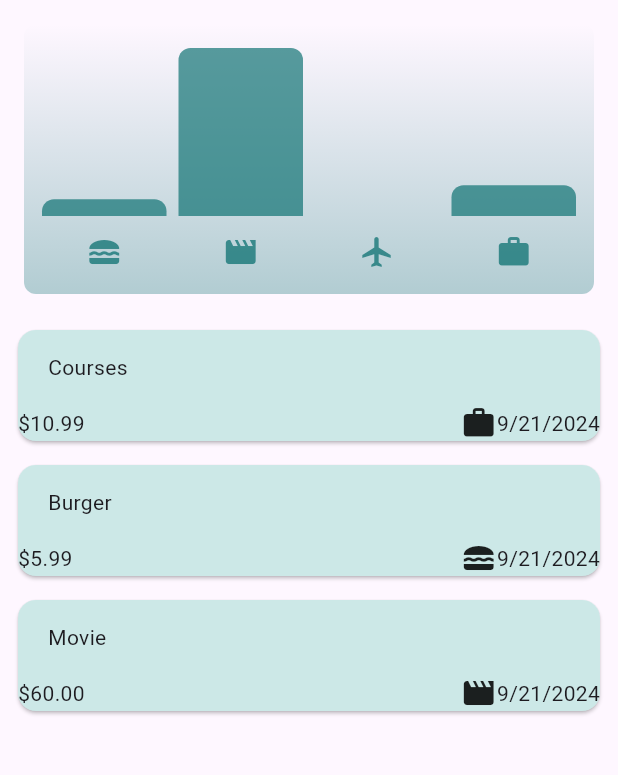
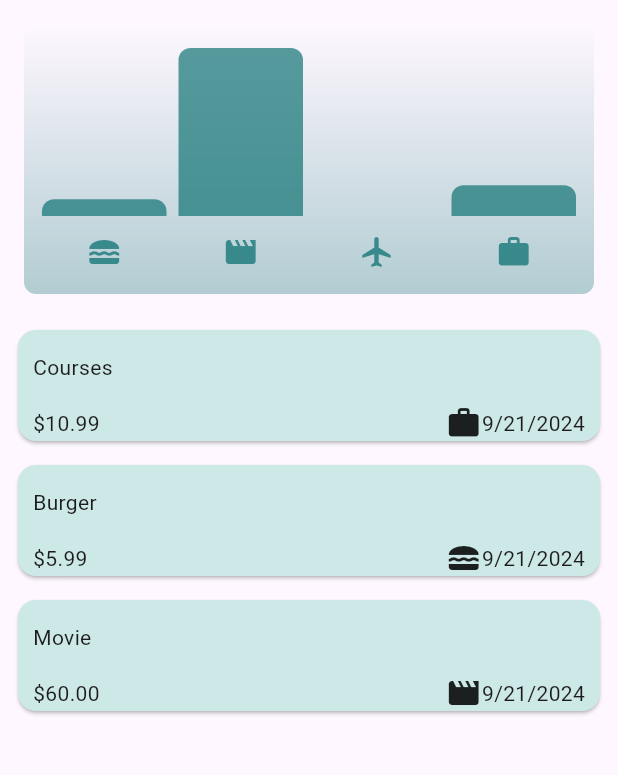
Before and after one commit to FaribMojahirJonak/Expense-Tracker, a Flutter app: the screen it shows after launch, on a phone screen of 412 x 824 dp, the part 84-859 px from its top. Run offline on Flutter 3.47's test engine with Material 3 defaults, Android fonts, the phone set to English and light mode, and no system bars; our stand-ins replace google_fonts.

Commit message:
Dark mode added & portrait view changed.

```diff
--- a/lib/widgets/expense_list/expense_item.dart
+++ b/lib/widgets/expense_list/expense_item.dart
@@ -13,15 +13,21 @@ class ExpenseItem extends StatelessWidget {
         crossAxisAlignment: CrossAxisAlignment.start,
         children: [
           Padding(
-            padding: const EdgeInsets.symmetric(horizontal: 20, vertical: 15),
+            padding: const EdgeInsets.symmetric(horizontal: 10, vertical: 15),
             child: Text(expenses.title),
           ),
           Row(
             children: [
-              Text('\$${expenses.amount.toStringAsFixed(2)}'),
+              Padding(
+                padding: const EdgeInsets.symmetric(horizontal: 10),
+                child: Text('\$${expenses.amount.toStringAsFixed(2)}'),
+              ),
               const Spacer(),
               Icon(categoryIcons[expenses.category]),
-              Text(expenses.formattedDate),
+              Padding(
+                padding: const EdgeInsets.only(right: 10),
+                child: Text(expenses.formattedDate),
+              ),
 
             ],
           ),
--- a/lib/widgets/expenses.dart
+++ b/lib/widgets/expenses.dart
@@ -68,6 +68,7 @@ class _ExpensesState extends State<Expenses> {
   ];
   @override
   Widget build(BuildContext context) {
+    final width = MediaQuery.of(context).size.width;
     Widget mainContent = const Center(
       child: Text('No expense found, try adding some now'),
     );
@@ -86,9 +87,21 @@ class _ExpensesState extends State<Expenses> {
               onPressed: _openAddExpenseOverlay, icon: const Icon(Icons.add)),
         ],
       ),
-      body: Column(
+      body: width < 600
+          ? Column(
               children: [
                 Chart(expenses: _expenseList),
+                Expanded(
+                  child:
+                      mainContent, //column inside a column throws an error. to fix Expanded() is used
+                )
+              ],
+            )
+          : Row(
+              children: [
+                Expanded(
+                  child: Chart(expenses: _expenseList),
+                ),
                 Expanded(
                   child:
                       mainContent, //column inside a column throws an error. to fix Expanded() is used
```
Lines whose indentation alone changed are shown as unchanged.
